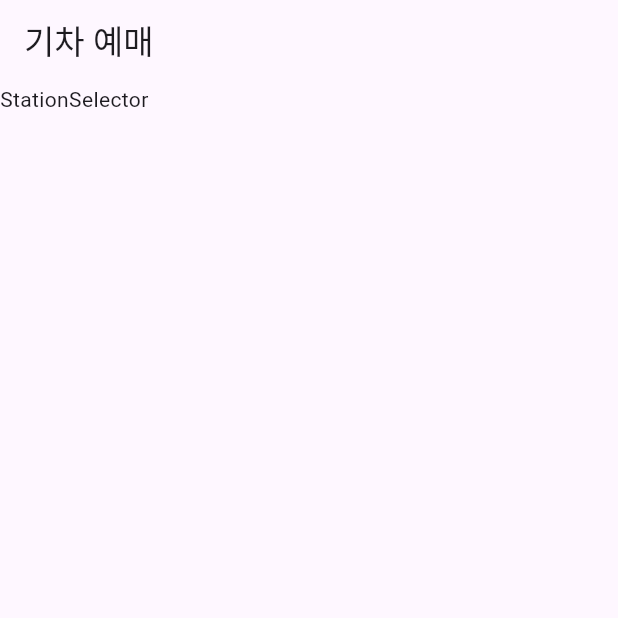
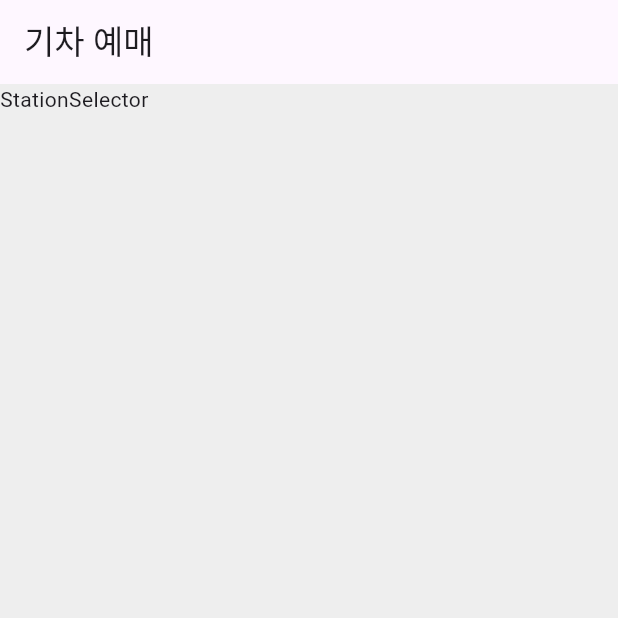
Before and after one commit to seoyeon-haru/flutter_train_app, a Flutter app: the screen it shows after launch, on a phone screen of 412 x 824 dp, the top half of it. Run offline on Flutter 3.47's test engine with Material 3 defaults, Android fonts, the phone set to English and light mode, and no system bars.

Commit message:
Set backgroundColor in home_page.dart

```diff
--- a/lib/home/home_page.dart
+++ b/lib/home/home_page.dart
@@ -8,6 +8,7 @@ class HomePage extends StatelessWidget {
       appBar: AppBar(
         title: Text('기차 예매'),
       ),
+      backgroundColor: Colors.grey[200], // 배경 색상 설정
       body: Column(
         children: [
           StationSelector(),
```
